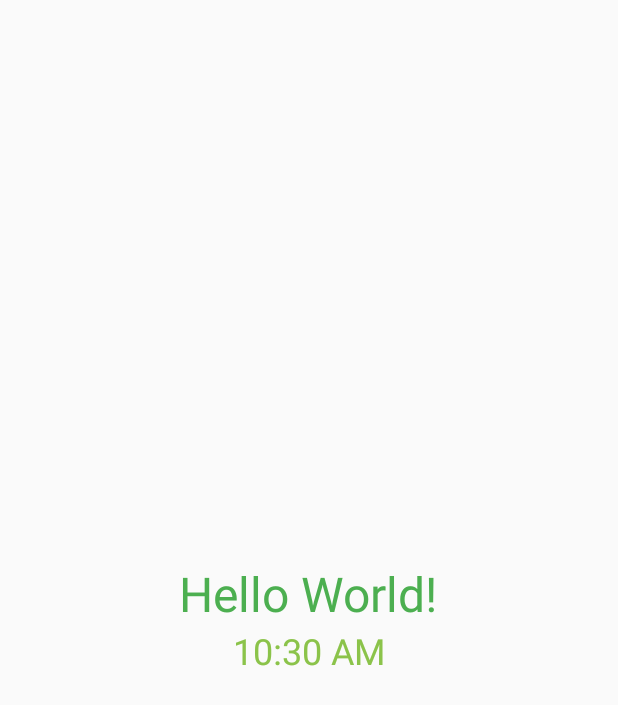
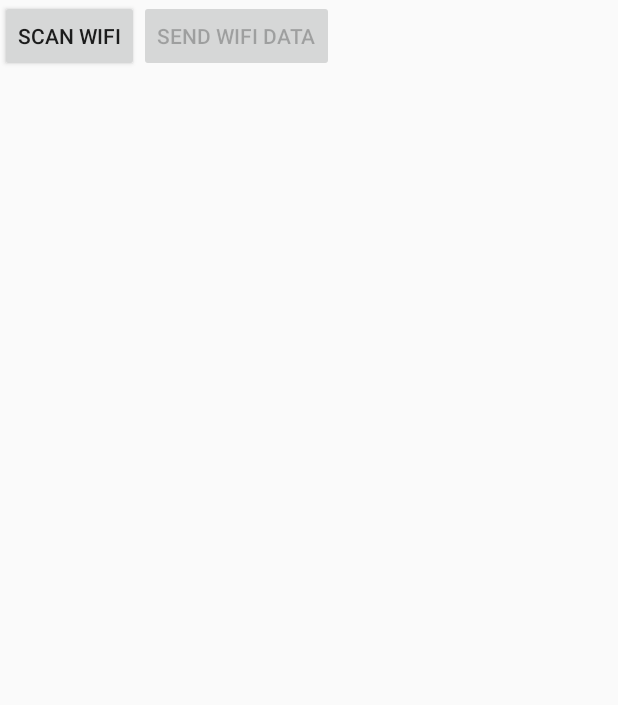
Before and after one commit to irwantokong/learn-tktpl-1706979303, an Android app: the layout activity_main.xml on its own in the app's theme, with its tools: preview values and no code run, on a phone screen of 412 x 824 dp. Shown: the top 705 px of the screen. Run offline under Robolectric (Android 15) with nearby library versions, the phone set to English and light mode, and no system bars; network calls fail.

Commit message:
Add wifi scanner app

```diff
--- a/app/build.gradle
+++ b/app/build.gradle
@@ -4,7 +4,7 @@ android {
     compileSdkVersion 29
 
     defaultConfig {
-        applicationId "id.ac.ui.cs.mobileprogramming.irwanto.helloworld"
+        applicationId "id.ac.ui.cs.mobileprogramming.irwanto.lab5"
         minSdkVersion 28
         targetSdkVersion 29
         versionCode 1
@@ -25,6 +25,7 @@ dependencies {
     implementation fileTree(dir: "libs", include: ["*.jar"])
     implementation 'androidx.appcompat:appcompat:1.2.0'
     implementation 'androidx.constraintlayout:constraintlayout:2.0.1'
+    implementation 'com.android.volley:volley:1.1.1'
     testImplementation 'junit:junit:4.12'
     androidTestImplementation 'androidx.test.ext:junit:1.1.2'
     androidTestImplementation 'androidx.test.espresso:espresso-core:3.3.0'
--- a/app/src/main/res/layout/activity_main.xml
+++ b/app/src/main/res/layout/activity_main.xml
@@ -4,30 +4,32 @@
     xmlns:tools="http://schemas.android.com/tools"
     android:layout_width="match_parent"
     android:layout_height="match_parent"
-    android:orientation="horizontal"
+    android:orientation="vertical"
     tools:context=".MainActivity">
 
     <LinearLayout
         android:layout_width="match_parent"
         android:layout_height="wrap_content"
-        android:orientation="vertical"
-        android:layout_gravity="center">
+        android:orientation="horizontal">
 
-        <TextView
+        <Button
+            android:id="@+id/scan_button"
             android:layout_width="wrap_content"
             android:layout_height="wrap_content"
-            android:layout_gravity="center"
-            android:text="@string/hello_world"
-            android:textColor="@color/colorPrimary"
-            android:textSize="32sp" />
+            android:text="Scan WiFi"/>
 
-        <TextClock
+        <Button
+            android:id="@+id/send_button"
             android:layout_width="wrap_content"
             android:layout_height="wrap_content"
-            android:layout_gravity="center"
-            android:textSize="24sp"
-            android:textColor="@color/colorAccent"/>
+            android:enabled="false"
+            android:text="Send WiFi data"/>
 
     </LinearLayout>
 
+    <ListView
+        android:id="@+id/wifi_list_view"
+        android:layout_width="match_parent"
+        android:layout_height="wrap_content"/>
+
 </androidx.appcompat.widget.LinearLayoutCompat>
--- a/app/src/main/res/values/strings.xml
+++ b/app/src/main/res/values/strings.xml
@@ -1,4 +1,4 @@
 <resources>
-    <string name="app_name">Hello World</string>
+    <string name="app_name">Wifi Lister</string>
     <string name="hello_world">Hello World!</string>
 </resources>
```
Also changed, not shown: app/src/main/AndroidManifest.xml (+7 -2 lines), app/src/main/java/id/ac/ui/cs/mobileprogramming/irwanto/helloworld/MainActivity.java (deleted, +0 -14 lines), app/src/main/java/id/ac/ui/cs/mobileprogramming/irwanto/lab5/MainActivity.java (added, +155 -0 lines), 4 other files.
